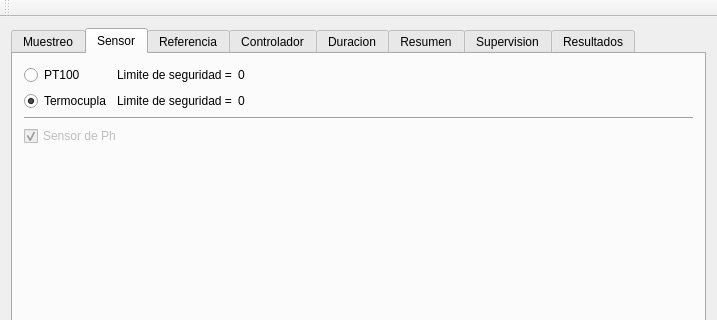
Old version of the form Prototipo/control_temperatura/mainwindow.ui in the repository AgustinAllegui/temperatura_raspberry; both pictures show x 0 to 717 and y 0 to 320 of the 717 by 609 pixel window.
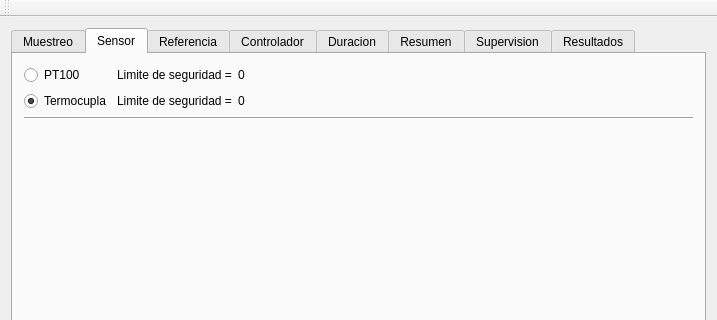
New version of the form. The open tabs and pages were chosen to show the change. Custom widgets are drawn as their Qt base class.

Commit message: quitado checkbox para habilitar sensor de PH

```diff
--- a/Prototipo/control_temperatura/mainwindow.ui
+++ b/Prototipo/control_temperatura/mainwindow.ui
@@ -154,19 +154,6 @@
           </property>
          </widget>
         </item>
-        <item>
-         <widget class="QCheckBox" name="cb_sensor_ph">
-          <property name="enabled">
-           <bool>false</bool>
-          </property>
-          <property name="text">
-           <string>Sensor de Ph</string>
-          </property>
-          <property name="checked">
-           <bool>true</bool>
-          </property>
-         </widget>
-        </item>
         <item>
          <spacer name="verticalSpacer_2">
           <property name="orientation">
```
Left out of the diff: 12 changed lines with no effect on the pictures. The commit also changes 1 other file.
